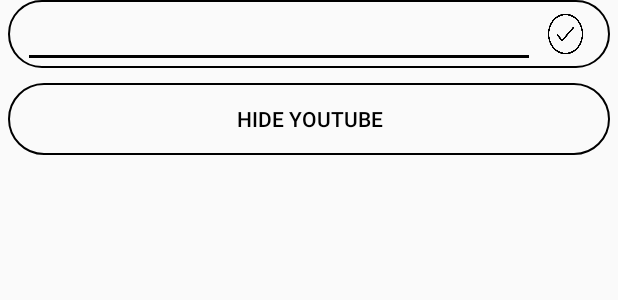
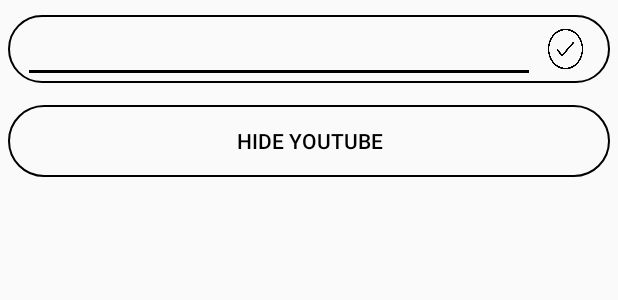
Before and after one commit to yanaskyrda/pomodoro-worker, an Android app: the layout video_chooser_popup.xml on its own in the app's theme, with its tools: preview values and no code run, on a phone screen of 412 x 824 dp. Shown: the top 300 px of the screen. Run offline under Robolectric (Android 15) with nearby library versions, the phone set to English and light mode, and no system bars.

Commit message:
corrected popup layouts

```diff
--- a/app/src/main/res/layout/setting_input.xml
+++ b/app/src/main/res/layout/setting_input.xml
@@ -1,10 +1,18 @@
 <?xml version="1.0" encoding="utf-8"?>
 <androidx.constraintlayout.widget.ConstraintLayout xmlns:android="http://schemas.android.com/apk/res/android"
     android:layout_width="match_parent"
-    android:layout_height="45dp"
+    android:layout_height="60dp"
     android:orientation="vertical"
     android:layout_marginVertical="10dp"
     xmlns:app="http://schemas.android.com/apk/res-auto">
+
+    <TextView
+        android:id="@+id/blank_space"
+        android:layout_width="match_parent"
+        android:layout_height="10dp"
+        app:layout_constraintTop_toTopOf="parent"
+        app:layout_constraintLeft_toLeftOf="parent"
+        app:layout_constraintRight_toRightOf="parent" />
 
     <com.google.android.material.textfield.TextInputLayout
         android:id="@+id/input_setting_layout"
@@ -12,7 +20,7 @@
         android:layout_height="45dp"
         app:layout_constraintRight_toRightOf="parent"
         app:layout_constraintLeft_toLeftOf="parent"
-        app:layout_constraintTop_toTopOf="parent"
+        app:layout_constraintTop_toBottomOf="@id/blank_space"
         android:layout_marginHorizontal="5dp"
         android:textColor="@color/Black"
         android:background="@drawable/drawable_main_button_shape">
@@ -38,7 +46,7 @@
         android:layout_marginHorizontal="10dp"
         android:scaleType="fitXY"
         app:layout_constraintRight_toRightOf="parent"
-        app:layout_constraintTop_toTopOf="parent"
+        app:layout_constraintTop_toBottomOf="@id/blank_space"
         android:background="@android:color/transparent"
         android:elevation="2dp"
         android:contentDescription="Save option"
--- a/app/src/main/res/layout/video_chooser_popup.xml
+++ b/app/src/main/res/layout/video_chooser_popup.xml
@@ -34,4 +34,12 @@
         android:textColor="@color/Black"
         android:background="@drawable/drawable_main_button_shape" />
 
+    <TextView
+        android:id="@+id/blank_space"
+        android:layout_width="match_parent"
+        android:layout_height="10dp"
+        app:layout_constraintTop_toBottomOf="@id/hide_youtube_button"
+        app:layout_constraintLeft_toLeftOf="parent"
+        app:layout_constraintRight_toRightOf="parent" />
+
 </androidx.constraintlayout.widget.ConstraintLayout>
--- a/app/src/main/res/values/strings.xml
+++ b/app/src/main/res/values/strings.xml
@@ -12,6 +12,7 @@
     <string name="choose_playlist">Select Music</string>
     <string name="start_session">Start Session</string>
     <string name="null_time">00:00:00</string>
+    <string name="create_new_session">Create New Session</string>
 
     <string-array name="tab_titles">
         <item>@string/Video</item>
```
Also changed, not shown: app/src/main/res/layout/session_setting_popup.xml (+21 -1 lines).
